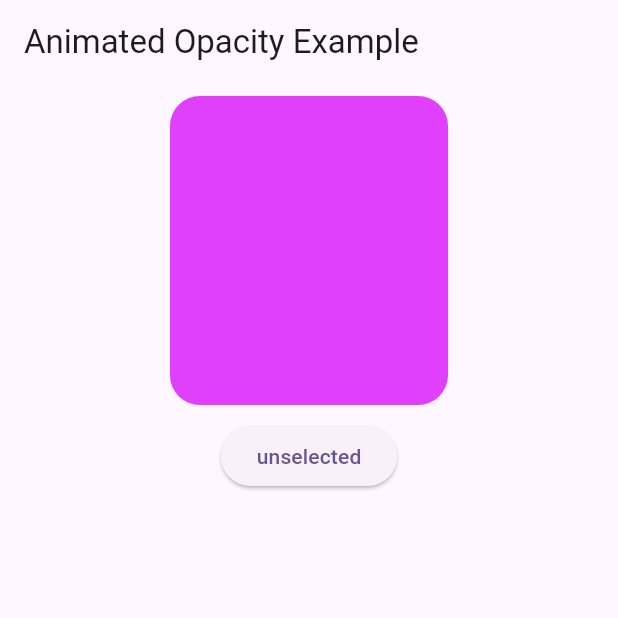
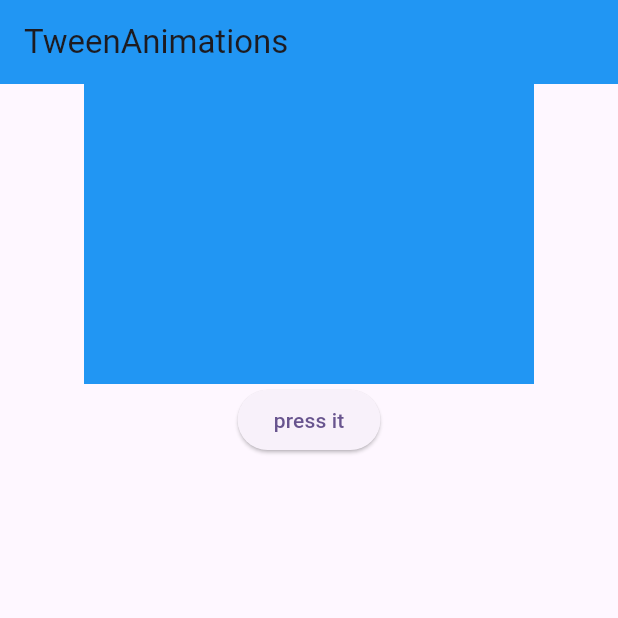
Before and after one commit to asif-raza12345/Animations, a Flutter app: the screen it shows after launch, on a phone screen of 412 x 824 dp, the top half of it. Run offline on Flutter 3.47's test engine with Material 3 defaults, Android fonts, the phone set to English and light mode, and no system bars.

Commit message:
Updated project

```diff
--- /dev/null
+++ b/lib/animations/Tween/AnitetedTween.dart
@@ -0,0 +1,53 @@
+import 'package:flutter/material.dart';
+
+class Anitetedtween extends StatefulWidget {
+  const Anitetedtween({super.key});
+
+  @override
+  State<Anitetedtween> createState() => _AnitetedtweenState();
+}
+
+class _AnitetedtweenState extends State<Anitetedtween> {
+  double end = 1;
+  void _Tweenit(){
+    setState(() {
+      if(end == 1){
+        end ==0;
+      }else{
+        end = 1;
+      }
+    });
+  }
+  @override
+  Widget build(BuildContext context) {
+    Tween<double> tween = Tween(begin: 0.0 , end: end);
+    return Scaffold(
+      appBar: AppBar(
+        title: Text("TweenAnimations"),
+        backgroundColor: Colors.blue,
+      ),
+      body: Center(
+        child:Column(
+          children: [
+            TweenAnimationBuilder(
+                tween: tween,
+                duration: Duration(seconds: 1),
+                builder: (context, value ,child) => Opacity(
+                    opacity: value,
+                  child: child,
+                ),
+              child: Container(
+                height: 200,
+                width: 300,
+                  color: Colors.blue,
+              ),
+            ),
+            ElevatedButton(
+                onPressed: _Tweenit,
+                child: Text("press it"))
+          ],
+        ),
+      ),
+    );
+  }
+}
--- a/lib/main.dart
+++ b/lib/main.dart
@@ -5,6 +5,7 @@ import 'animations/AnimatedCrossFade/AnimatedSwitcher.dart';
 import 'animations/AnimatedCrossFade/Card.dart';
 import 'animations/AnimatedCrossFade/changMode.dart';
 import 'animations/AnimatedOpacity/fadein_out.dart';
+import 'animations/Tween/AnitetedTween.dart';
 
 void main() {
   runApp(const MyApp());
@@ -21,7 +22,7 @@ class MyApp extends StatelessWidget {
         colorScheme: ColorScheme.fromSeed(seedColor: Colors.deepPurple),
         useMaterial3: true,
       ),
-      home:AnimatedOpacityExample()
+      home:Anitetedtween()
     );
   }
 }
```
